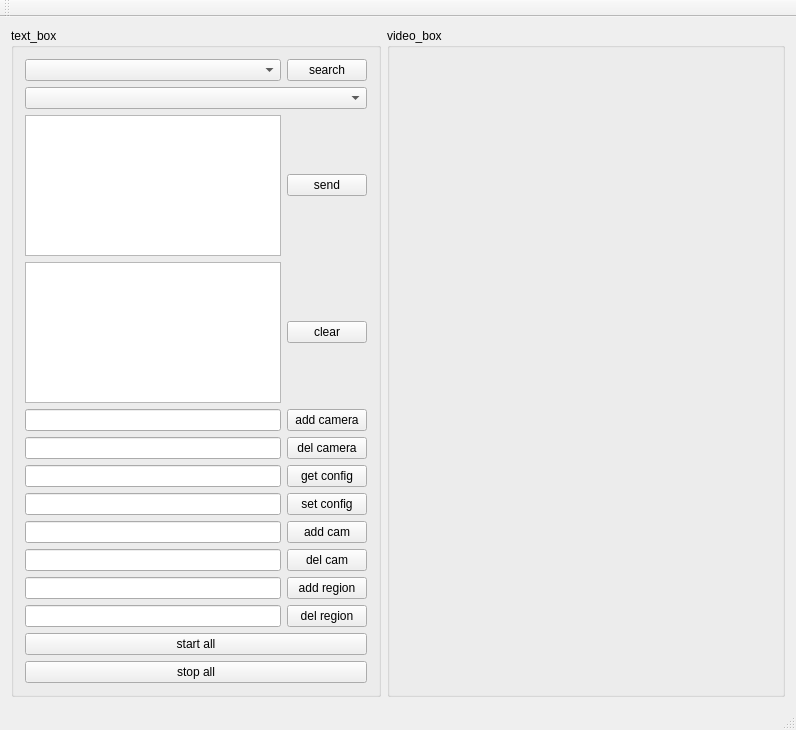
This is v28/client/mainwindow.ui in ryder1986/2 as Qt 5 draws it before an edit. The edited form follows.
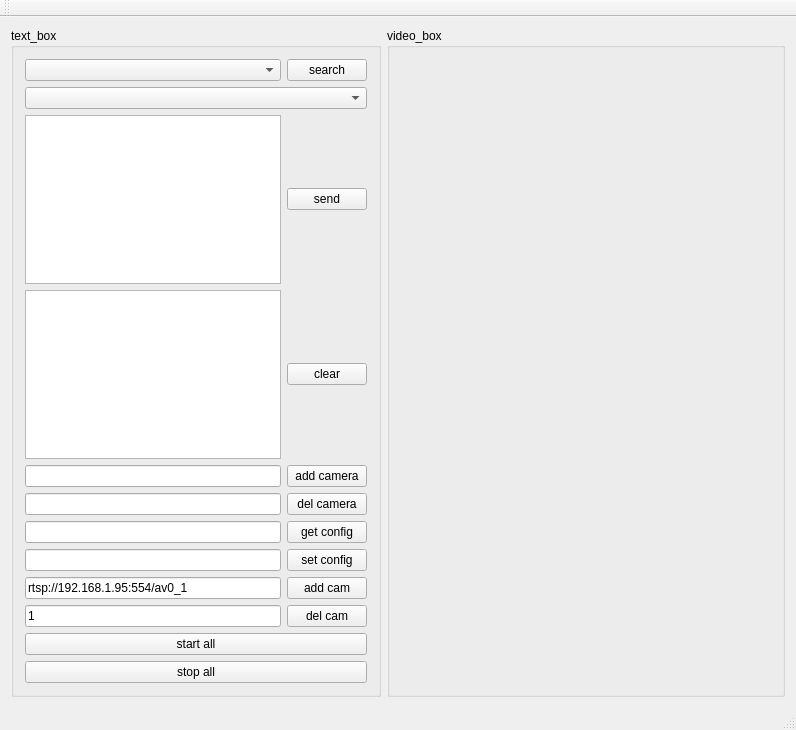
This is the edited form.

Diff of the .ui file:
```diff
--- a/v28/client/mainwindow.ui
+++ b/v28/client/mainwindow.ui
@@ -108,21 +108,26 @@
          </property>
         </widget>
        </item>
-       <item row="8" column="0">
-        <widget class="QLineEdit" name="lineEdit_addcam"/>
-       </item>
-       <item row="9" column="0">
-        <widget class="QLineEdit" name="lineEdit_delcam"/>
-       </item>
-       <item row="9" column="1">
+       <item row="10" column="1">
         <widget class="QPushButton" name="pushButton">
          <property name="text">
           <string>del cam</string>
          </property>
         </widget>
        </item>
+       <item row="8" column="0">
+        <widget class="QLineEdit" name="lineEdit_addcam">
+         <property name="text">
+          <string>rtsp://192.168.1.95:554/av0_1</string>
+         </property>
+        </widget>
+       </item>
        <item row="10" column="0">
-        <widget class="QLineEdit" name="lineEdit_addregion"/>
+        <widget class="QLineEdit" name="lineEdit_delcam">
+         <property name="text">
+          <string>1</string>
+         </property>
+        </widget>
        </item>
        <item row="8" column="1">
         <widget class="QPushButton" name="pushButton_addcam">
@@ -131,23 +136,6 @@
          </property>
         </widget>
        </item>
-       <item row="11" column="0">
-        <widget class="QLineEdit" name="lineEdit_delregion"/>
-       </item>
-       <item row="10" column="1">
-        <widget class="QPushButton" name="pushButton_addregion">
-         <property name="text">
-          <string>add region</string>
-         </property>
-        </widget>
-       </item>
-       <item row="11" column="1">
-        <widget class="QPushButton" name="pushButton_delregion">
-         <property name="text">
-          <string>del region</string>
-         </property>
-        </widget>
-       </item>
       </layout>
      </widget>
     </item>
```
Left out of the diff: 24 changed lines with no effect on the pictures.
